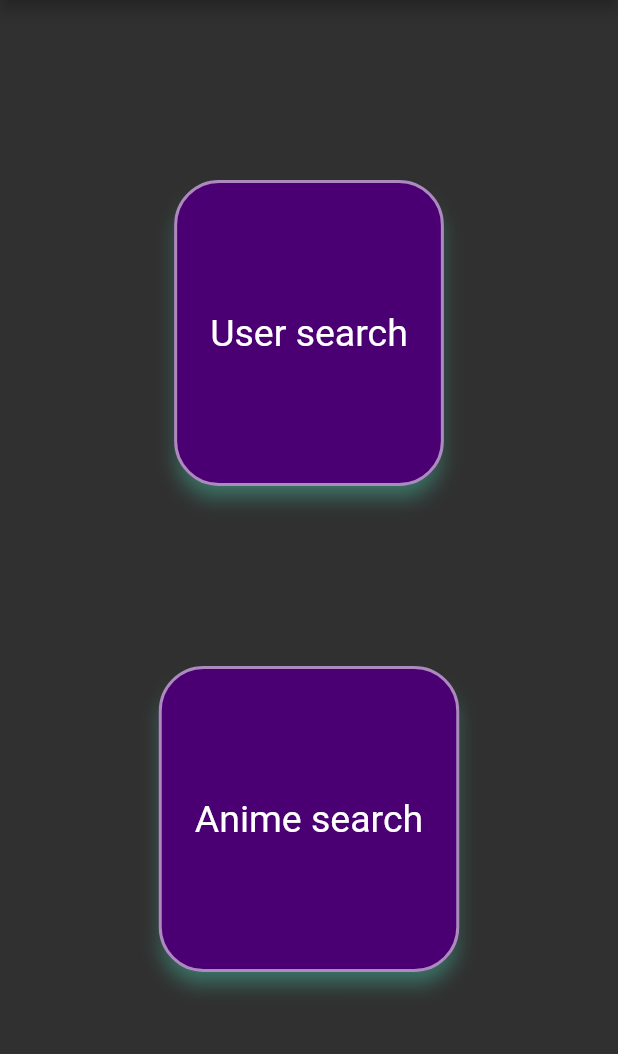
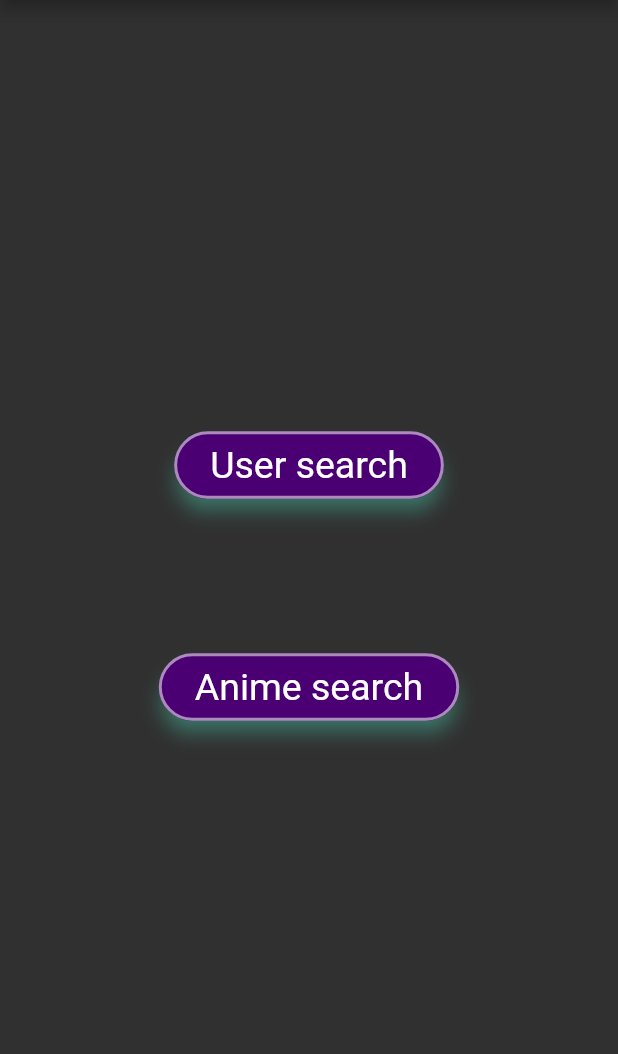
Before and after one commit to Ko4eBHuK/pet_project_kitsu_io, a Flutter app: the screen it shows after launch, on a phone screen of 412 x 824 dp, the part 84-1138 px from its top. Run offline on Flutter 3.47's test engine with Material 2 defaults, Android fonts, the phone set to English and light mode, and no system bars; our stand-ins replace flutter_spinkit.

```diff
--- a/lib/home_page.dart
+++ b/lib/home_page.dart
@@ -10,7 +10,7 @@ class HomePage extends StatefulWidget {
 }
 
 class _HomePageState extends State<HomePage> {
-  double _sizedBoxHeight = 120;
+  double _sizedBoxHeight = 100;
 
   @override
   Widget build(BuildContext context) {
@@ -18,15 +18,21 @@ class _HomePageState extends State<HomePage> {
       appBar: AppBar(
         title: Text(widget.title),
       ),
-      body: Center(
+      body: LayoutBuilder(
+        builder: (BuildContext context, BoxConstraints constraints) {
+          return SingleChildScrollView(
+            child: ConstrainedBox(
+              constraints: BoxConstraints(
+                minHeight: constraints.maxHeight,
+              ),
+              child: Center(
                 child: Column(
-          mainAxisAlignment: MainAxisAlignment.spaceEvenly,
+                  mainAxisAlignment: MainAxisAlignment.spaceBetween,
                   children: [
                     SizedBox(
                       height: _sizedBoxHeight,
                     ),
-            Expanded(
-              child: ElevatedButton(
+                    ElevatedButton(
                       onPressed: () {
                         Navigator.pushNamed(context, '/UserSearch');
                       },
@@ -35,12 +41,10 @@ class _HomePageState extends State<HomePage> {
                         child: Text('User search'),
                       ),
                     ),
-            ),
                     SizedBox(
                       height: _sizedBoxHeight,
                     ),
-            Expanded(
-              child: ElevatedButton(
+                    ElevatedButton(
                       onPressed: () {
                         Navigator.pushNamed(context, '/AnimeSearch');
                       },
@@ -49,13 +53,16 @@ class _HomePageState extends State<HomePage> {
                         child: Text('Anime search'),
                       ),
                     ),
-            ),
                     SizedBox(
                       height: _sizedBoxHeight,
                     ),
                   ],
                 ),
               ),
+            ),
+          );
+        },
+      ),
     );
   }
 }
--- a/lib/main.dart
+++ b/lib/main.dart
@@ -18,12 +18,12 @@ class App extends StatelessWidget {
     return MaterialApp(
       title: 'KITSU.IO',
       theme: ThemeData.dark().copyWith(
-        primaryColor: Color(0xff4a0072),
-        accentColor: Color(0xffff6090),
-        buttonColor: Color(0xffff6090),
+        primaryColor: const Color(0xff4a0072),
+        accentColor: const Color(0xffff6090),
+        buttonColor: const Color(0xffff6090),
         elevatedButtonTheme: ElevatedButtonThemeData(
           style: ElevatedButton.styleFrom(
-            primary: Color(0xff4a0072),
+            primary: const Color(0xff4a0072),
             onPrimary: Colors.white,
             shadowColor: Colors.tealAccent,
             elevation: 5,
@@ -36,10 +36,10 @@ class App extends StatelessWidget {
             ),
           ),
         ),
-        hintColor: Color(0xffff6090),
+        hintColor: const Color(0xffff6090),
         floatingActionButtonTheme: FloatingActionButtonThemeData(
-          foregroundColor: Color(0xffff6090),
-          backgroundColor: Color(0xff4a0072),
+          foregroundColor: const Color(0xffff6090),
+          backgroundColor: const Color(0xff4a0072),
         ),
       ),
       initialRoute: '/',
--- a/lib/services/request_engine.dart
+++ b/lib/services/request_engine.dart
@@ -4,8 +4,8 @@ import 'package:http/http.dart' as http;
 import 'dart:convert' as convert;
 import '../user_engine/user.dart';
 
-Future<User> searchUserByName(String query) async {
-  var url = Uri.parse(query);
+Future<User> searchUserByName(String userName) async {
+  var url = Uri.parse('https://kitsu.io/api/edge/users?filter[name]=$userName');
 
   User gettedUser = User();
 
@@ -15,7 +15,7 @@ Future<User> searchUserByName(String query) async {
     print('Response status: ${response.statusCode}');
 
     if (response.statusCode == 200) {
-      var jsonResponse = convert.jsonDecode(response.body) as Map<String, dynamic>;
+      final jsonResponse = convert.jsonDecode(response.body) as Map<String, dynamic>;
 
       String waifuName = '';
 
--- a/lib/user_engine/user_search_page.dart
+++ b/lib/user_engine/user_search_page.dart
@@ -81,8 +81,7 @@ class _UserSearchPageState extends State<UserSearchPage> {
                               );
                             });
 
-                            Future searchableUser =
-                                searchUserByName('https://kitsu.io/api/edge/users?filter[name]=${usernameTextController.text}');
+                            Future searchableUser = searchUserByName(usernameTextController.text);
 
                             searchableUser.then(
                               (readyUser) {
```
Lines whose indentation alone changed are shown as unchanged.
